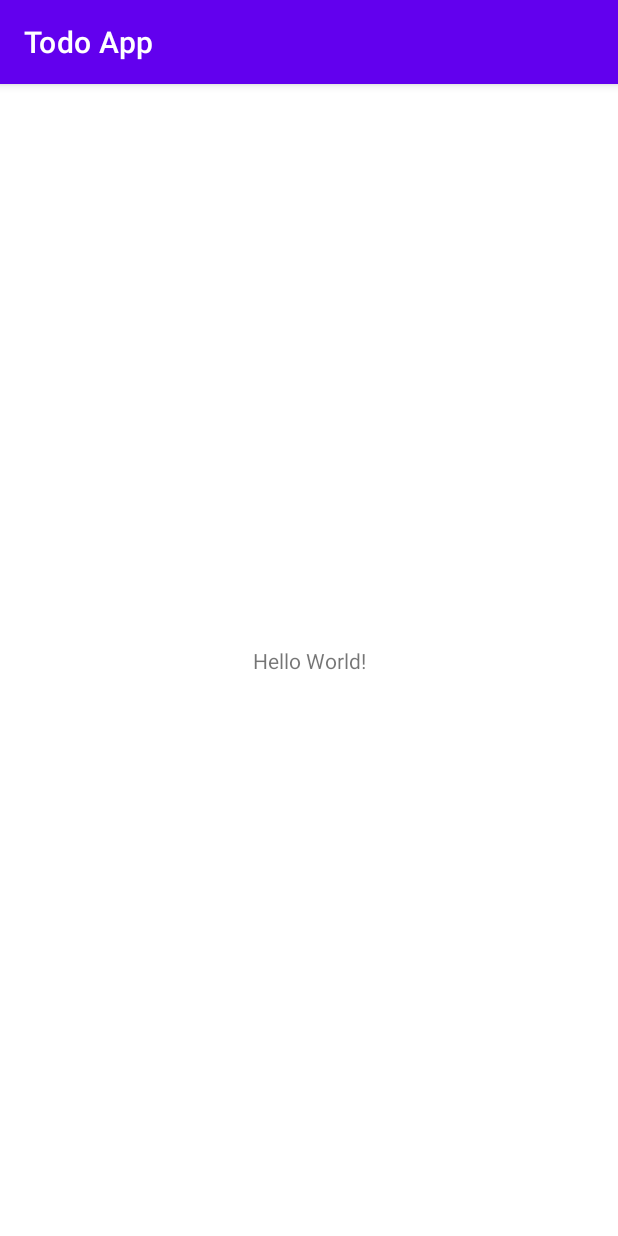
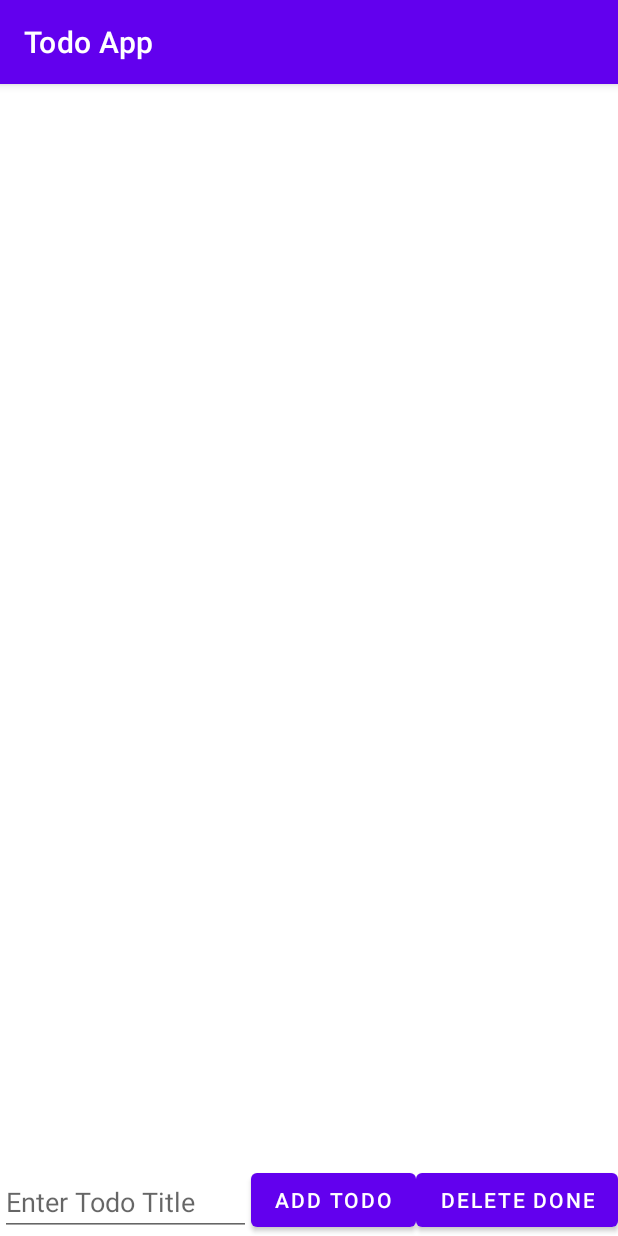
Before and after one commit to ellistieu/Todo-App, an Android app: the screen it shows after launch (MainActivity), on a phone screen of 412 x 824 dp. Run offline under Robolectric (Android 15) with nearby library versions, the phone set to English and light mode, and no system bars.

```diff
--- a/app/build.gradle
+++ b/app/build.gradle
@@ -41,4 +41,6 @@ dependencies {
     testImplementation 'junit:junit:4.13.2'
     androidTestImplementation 'androidx.test.ext:junit:1.1.3'
     androidTestImplementation 'androidx.test.espresso:espresso-core:3.4.0'
+    apply plugin : "kotlin-android"
+    apply plugin : "kotlin-android-extensions"
 }
--- a/app/src/main/java/com/example/todoapp/MainActivity.kt
+++ b/app/src/main/java/com/example/todoapp/MainActivity.kt
@@ -2,10 +2,32 @@ package com.example.todoapp
 
 import androidx.appcompat.app.AppCompatActivity
 import android.os.Bundle
+import android.widget.LinearLayout
+import androidx.recyclerview.widget.LinearLayoutManager
+import kotlinx.android.synthetic.main.activity_main.*
+import java.io.LineNumberReader
 
 class MainActivity : AppCompatActivity() {
+
+    private lateinit var todoAdapter: TodoAdapter
     override fun onCreate(savedInstanceState: Bundle?) {
         super.onCreate(savedInstanceState)
         setContentView(R.layout.activity_main)
+        todoAdapter = TodoAdapter(mutableListOf())
+
+        rvTodoItems.adapter = todoAdapter
+        rvTodoItems.layoutManager = LinearLayoutManager(this)
+
+        btnAddTodo.setOnClickListener {
+            val todoTitle = etTodoTitle.text.toString()
+            if(todoTitle.isNotEmpty()) {
+                val todo = Todo(todoTitle)
+                todoAdapter.addTodo(todo)
+                etTodoTitle.text.clear()
+            }
+        }
+        btnDeleteTodos.setOnClickListener {
+            todoAdapter.deleteDoneTodos()
+        }
     }
 }
--- /dev/null
+++ b/app/src/main/java/com/example/todoapp/Todo.kt
@@ -0,0 +1,6 @@
+package com.example.todoapp
+
+data class Todo(
+    val title: String,
+    var isChecked: Boolean = false
+)
--- a/app/src/main/res/layout/activity_main.xml
+++ b/app/src/main/res/layout/activity_main.xml
@@ -6,13 +6,37 @@
     android:layout_height="match_parent"
     tools:context=".MainActivity">
 
-    <TextView
-        android:layout_width="wrap_content"
-        android:layout_height="wrap_content"
-        android:text="Hello World!"
-        app:layout_constraintBottom_toBottomOf="parent"
+    <androidx.recyclerview.widget.RecyclerView
+        android:id="@+id/rvTodoItems"
+        android:layout_width="match_parent"
+        android:layout_height="0dp"
+        app:layout_constraintBottom_toTopOf="@+id/btnAddTodo"
         app:layout_constraintEnd_toEndOf="parent"
         app:layout_constraintStart_toStartOf="parent"
         app:layout_constraintTop_toTopOf="parent" />
 
+    <EditText
+        android:id="@+id/etTodoTitle"
+        android:layout_width="0dp"
+        android:layout_height="wrap_content"
+        android:hint="Enter Todo Title"
+        app:layout_constraintBottom_toBottomOf="parent"
+        app:layout_constraintEnd_toStartOf="@+id/btnAddTodo"
+        app:layout_constraintStart_toStartOf="parent" />
+
+    <Button
+        android:id="@+id/btnAddTodo"
+        android:layout_width="wrap_content"
+        android:layout_height="wrap_content"
+        android:text="Add Todo"
+        app:layout_constraintBottom_toBottomOf="parent"
+        app:layout_constraintEnd_toStartOf="@+id/btnDeleteTodos" />
+
+    <Button
+        android:id="@+id/btnDeleteTodos"
+        android:layout_width="wrap_content"
+        android:layout_height="wrap_content"
+        android:text="Delete Done"
+        app:layout_constraintBottom_toBottomOf="parent"
+        app:layout_constraintEnd_toEndOf="parent" />
 </androidx.constraintlayout.widget.ConstraintLayout>
```
Also changed, not shown: app/src/main/java/com/example/todoapp/TodoAdapter.kt (added, +63 -0 lines), app/src/main/res/layout/item_todo.xml (added, +29 -0 lines).
